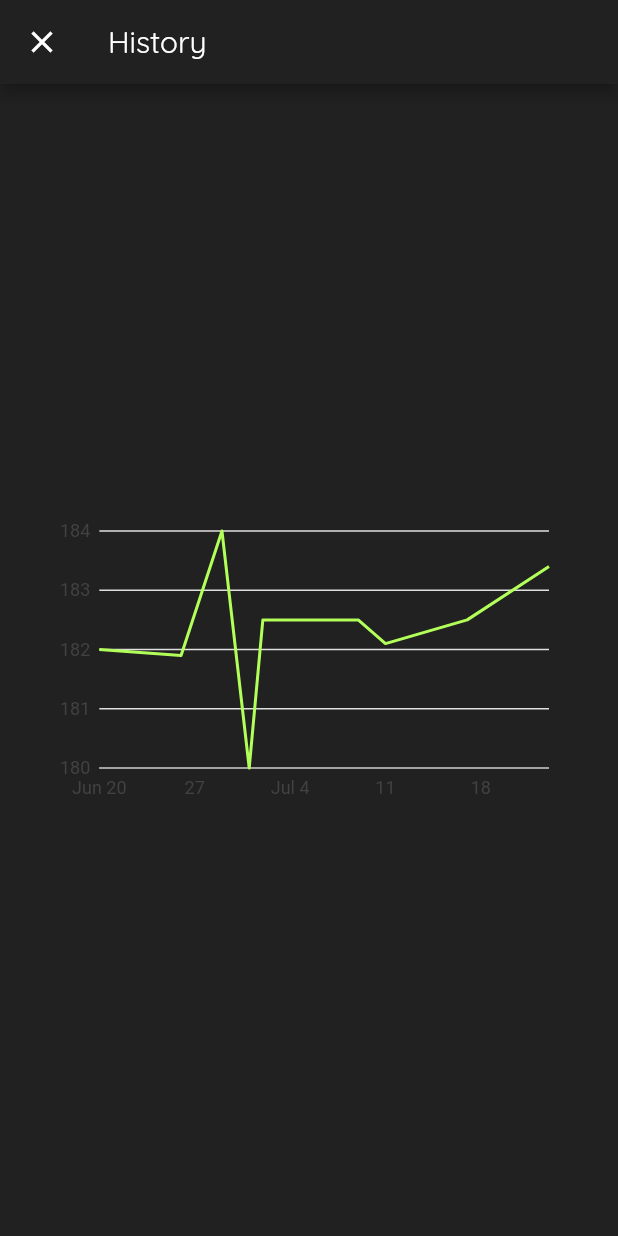
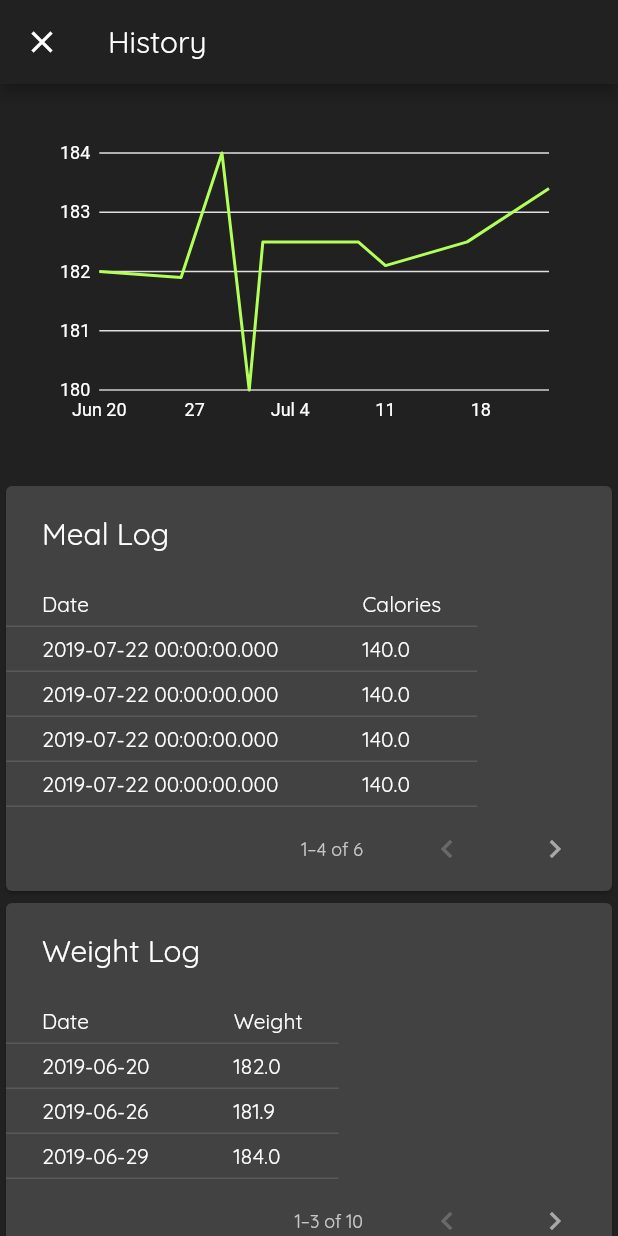
Before and after one commit to emptyopen/EZIF, a Flutter app: the screen it shows after launch, after a tap on the "schedule" icon, on a phone screen of 412 x 824 dp. Run offline on Flutter 3.47's test engine with Material 2 defaults, Android fonts, the phone set to English and light mode, and no system bars; our stand-ins replace charts_flutter, shared_preferences.

Commit message:
updating history to include editable logs

```diff
--- a/lib/history.dart
+++ b/lib/history.dart
@@ -1,5 +1,7 @@
 import 'package:flutter/material.dart';
 import 'package:charts_flutter/flutter.dart' as charts;
+import 'package:shared_preferences/shared_preferences.dart';
+import 'dart:convert';
 
 // TODO: hard select ranges, range selections (week, month, year)
 // TODO: actually populate weights and calories with real stored data
@@ -15,8 +17,27 @@ class HistoryPage extends StatefulWidget {
 }
 
 class HistoryPageState extends State<HistoryPage> {
+  var calories = {};
+  var weights = {};
+
+  @override
+  void initState() {
+    super.initState();
+    _loadAsyncData();
+  }
+
+  _loadAsyncData() async {
+    SharedPreferences prefs = await SharedPreferences.getInstance();
+    setState(() {
+      calories = json.decode(prefs.getString('calories')) ?? {};
+      weights = json.decode(prefs.getString('weights')) ?? {};
+    });
+  }
+
   @override
   Widget build(BuildContext context) {
+    //_loadAsyncData();
+    print(weights);
     var weightData = [
       Weight(DateTime(2019, 6, 20), 182),
       Weight(DateTime(2019, 6, 26), 181.9),
@@ -29,10 +50,19 @@ class HistoryPageState extends State<HistoryPage> {
       Weight(DateTime(2019, 7, 17), 182.5),
       Weight(DateTime(2019, 7, 23), 183.4),
     ];
-    var CaloriesData = [Calories(DateTime(2019, 7, 22), 140)];
+    var _weightsDataSource = WeightDataSource(weightData);
+    var caloriesData = [
+      Calorie(DateTime(2019, 7, 22), 140),
+      Calorie(DateTime(2019, 7, 22), 140),
+      Calorie(DateTime(2019, 7, 22), 140),
+      Calorie(DateTime(2019, 7, 22), 140),
+      Calorie(DateTime(2019, 7, 22), 140),
+      Calorie(DateTime(2019, 7, 22), 140),
+    ];
+    var _caloriesDataSource = CalorieDataSource(caloriesData);
     var series = [
       charts.Series<Weight, DateTime>(
-        id: 'Weights',
+        id: 'Weight',
         colorFn: (_, __) => charts.Color.fromHex(code: '#b2ff59'),
         domainFn: (Weight weightData, _) => weightData.date,
         measureFn: (Weight weightdata, _) => weightdata.weight,
@@ -46,10 +76,16 @@ class HistoryPageState extends State<HistoryPage> {
           tickProviderSpec: charts.DayTickProviderSpec(increments: [5]),
           tickFormatterSpec: charts.AutoDateTimeTickFormatterSpec(
               day: charts.TimeFormatterSpec(
-                  format: 'd', transitionFormat: 'MMM dd'))),
+                  format: 'd', transitionFormat: 'MMM dd')),
+          renderSpec: new charts.SmallTickRendererSpec(
+              labelStyle:
+                  charts.TextStyleSpec(color: charts.MaterialPalette.white))),
       primaryMeasureAxis: charts.NumericAxisSpec(
           tickProviderSpec: charts.BasicNumericTickProviderSpec(
-              zeroBound: false, desiredMinTickCount: 6)),
+              zeroBound: false, desiredMinTickCount: 6),
+          renderSpec: new charts.GridlineRendererSpec(
+              labelStyle:
+                  charts.TextStyleSpec(color: charts.MaterialPalette.white))),
     );
     var chartWidget = Padding(
       padding: EdgeInsets.all(32.0),
@@ -64,21 +100,115 @@ class HistoryPageState extends State<HistoryPage> {
           title: Text("History"),
         ),
         body: Container(
-          child: Center(child: chartWidget),
+          child: Column(
+            children: <Widget>[
+              Center(child: chartWidget),
+              PaginatedDataTable(
+                  header: Text('Meal Log'),
+                  dataRowHeight: 30,
+                  headingRowHeight: 30,
+                  rowsPerPage: 4,
+                  columns: <DataColumn>[
+                    DataColumn(
+                        label: Text('Date'),),
+                    DataColumn(label: Text('Calories'))
+                  ],
+                  source: _caloriesDataSource,
+              ),
+              PaginatedDataTable(
+                  header: Text('Weight Log'),
+                  dataRowHeight: 30,
+                  headingRowHeight: 30,
+                  rowsPerPage: 3,
+                  columns: <DataColumn>[
+                    DataColumn(
+                        label: Text('Date'),),
+                    DataColumn(label: Text('Weight'))
+                  ],
+                  source: _weightsDataSource,
+              ),
+            ],
+          ),
         ));
   }
+}
+
+class WeightDataSource extends DataTableSource {
+  final List<Weight> _weights;
+  WeightDataSource(this._weights);
+  int _selectedCount = 0;
+
+  @override
+  DataRow getRow(int index) {
+    assert(index >= 0);
+    if (index >= _weights.length) return null;
+    final Weight weight = _weights[index];
+    return DataRow.byIndex(
+        index: index,
+        selected: weight.selected,
+        onSelectChanged: null,
+        cells: <DataCell>[
+          DataCell(Text('${weight.date.year.toString().padLeft(2, '0')}-${weight.date.month.toString().padLeft(2, '0')}-${weight.date.day.toString().padLeft(2, '0')}'),
+          onTap: () => print(weight.date)),
+          DataCell(Text('${weight.weight}'),
+          onTap: () => print(weight.weight)),
+        ]);
+  }
+
+  @override
+  int get rowCount => _weights.length;
+
+  @override
+  bool get isRowCountApproximate => false;
+
+  @override
+  int get selectedRowCount => _selectedCount;
+}
+
+class CalorieDataSource extends DataTableSource {
+  final List<Calorie> _calories;
+  CalorieDataSource(this._calories);
+  int _selectedCount = 0;
+
+  @override
+  DataRow getRow(int index) {
+    assert(index >= 0);
+    if (index >= _calories.length) return null;
+    final Calorie calorie = _calories[index];
+    return DataRow.byIndex(
+        index: index,
+        selected: calorie.selected,
+        onSelectChanged: null,
+        cells: <DataCell>[
+          DataCell(Text('${calorie.date}'),
+              onTap: () => print(calorie.date)),
+          DataCell(Text('${calorie.calorie}'),
+              onTap: () => print(calorie.calorie)),
+        ]);
+  }
+
+  @override
+  int get rowCount => _calories.length;
+
+  @override
+  bool get isRowCountApproximate => false;
+
+  @override
+  int get selectedRowCount => _selectedCount;
 }
 
 class Weight {
   final DateTime date;
   final double weight;
+  bool selected = false;
 
   Weight(this.date, this.weight);
 }
 
-class Calories {
+class Calorie {
   final DateTime date;
-  final double calories;
+  final double calorie;
+  bool selected = false;
 
-  Calories(this.date, this.calories);
+  Calorie(this.date, this.calorie);
 }
--- a/lib/main.dart
+++ b/lib/main.dart
@@ -1,6 +1,7 @@
 import 'package:flutter/material.dart';
 import 'package:shared_preferences/shared_preferences.dart';
 import 'package:flutter/scheduler.dart';
+import 'dart:convert';
 
 import './status.dart';
 import './calorie.dart';
@@ -35,33 +36,51 @@ class MyAppState extends State<MyApp> with NonStopTickerProviderMixin {
   var maxDailyCalories = 2000;
   Color color = Colors.greenAccent;
   var calories = {};
-  var weight = {};
+  var weights = {};
   var calorieSum = 0;
   bool isLoading = false;
-  int eatingSeconds = 10;
-  int fastingSeconds = 20;
+  int eatingSeconds = 7;
+  int fastingSeconds = 10;
 
-  _save(key, val) async {
+  // TODO: only save and load what is needed?
+  _saveAsyncData() async {
     final prefs = await SharedPreferences.getInstance();
-    prefs.setInt(key, val);
-    print('saved $key: $val');
+    prefs.setInt('maxDailyCalories', maxDailyCalories);
+    prefs.setString('mode', mode);
+    prefs.setString('color', color.toString());
+    //prefs.setString('eatEndTime', value);
+    //prefs.setString('fastEndTime', value);
+    print('storing ${json.encode(calories)}');
+    prefs.setString('calories', json.encode(calories));
+    prefs.setInt('calorieSum', calorieSum);
+    prefs.setString('weights', json.encode(weights));
   }
 
-  loadAsyncData() async {
+  _loadAsyncData() async {
     SharedPreferences prefs = await SharedPreferences.getInstance();
     setState(() {
-      maxDailyCalories = (prefs.getInt('maxCalories') ?? 2000);
-      mode = (prefs.getString('mode') ?? 'READY');
-      eatEndTime = (prefs.getString('eatEndTime') ?? DateTime.now().toString());
-      fastEndTime = (prefs.getString('fastEndTime') ?? DateTime.now().toString());
+      maxDailyCalories = prefs.getInt('maxDailyCalories') ?? 2000;
+      //mode = prefs.getString('mode') ?? 'READY';
+      //color = _convertStringToColor(prefs.getString('color')) ?? Colors.greenAccent;
+      eatEndTime = prefs.getString('eatEndTime') ?? DateTime.now().toString();
+      fastEndTime = prefs.getString('fastEndTime') ?? DateTime.now().toString();
+      calories = json.decode(prefs.getString('calories')) ?? {};
+      calorieSum = prefs.getInt('calorieSum') ?? 0;
+      weights = json.decode(prefs.getString('weights'))?? {};
     });
+  }
+
+  _convertStringToColor(colorString) {
+    String valueString = colorString.split('(0x')[1].split(')')[0];
+    int value = int.parse(valueString, radix: 16);
+    return Color(value);
   }
 
   @override
   void initState() {
     super.initState();
 
-    loadAsyncData();
+    _loadAsyncData();
 
     controller = AnimationController(
       vsync: this,
@@ -69,14 +88,16 @@ class MyAppState extends State<MyApp> with NonStopTickerProviderMixin {
     )..addStatusListener((AnimationStatus status) {
       if (status == AnimationStatus.dismissed) {
         if (mode == 'EATING') {
-          print('will transition to fasting');
-          controller.duration = Duration(seconds: fastingSeconds);
-          controller.reverse(
-              from: controller.value == 0.0 ? 1.0 : controller.value);
           setState(() {
             mode = 'FASTING';
             color = Colors.lightBlue;
           });
+          var fastEndTime2 = DateTime.now().add(Duration(hours: 16));
+          // TODO: make this based on stored fastEndTime
+          controller.duration = Duration(seconds: fastingSeconds);
+          controller.reverse(
+              from: controller.value == 0.0 ? 1.0 : controller.value);
+          print('transitioning to fasting: fastEndTime $fastEndTime2');
         } else if (mode == 'FASTING') {
           print('will transition to ready');
           controller.duration = Duration(seconds: eatingSeconds);
@@ -85,6 +106,7 @@ class MyAppState extends State<MyApp> with NonStopTickerProviderMixin {
             color = Colors.greenAccent;
           });
         }
+        _saveAsyncData();
       }
     });
   }
@@ -103,9 +125,10 @@ class MyAppState extends State<MyApp> with NonStopTickerProviderMixin {
         ));
 
     if (inputCalories != null) {
-      calories[DateTime.now()] = inputCalories;
       var today = DateTime.now();
       String dateSlug = '${today.year.toString()}-${today.month.toString().padLeft(2,'0')}-${today.day.toString().padLeft(2,'0')}';
+      calories[DateTime.now().toString()] = inputCalories;
+      // store calories and sum
       calorieSum = calories.entries.where((e) =>
           e.key.toString()
               .startsWith(dateSlug))
@@ -120,7 +143,7 @@ class MyAppState extends State<MyApp> with NonStopTickerProviderMixin {
           mode = 'EATING';
           color = Colors.pinkAccent;
         });
-        print('mode is now: $mode');
+        _saveAsyncData();
       }
     }
   }
@@ -136,9 +159,23 @@ class MyAppState extends State<MyApp> with NonStopTickerProviderMixin {
           fullscreenDialog: true,
         ));
     if (inputWeight != null) {
-      weight[DateTime.now()] = inputWeight;
-      print('received weight: $inputWeight, weights: $weight');
+      weights[DateTime.now().toString()] = inputWeight;
+      print('received weight: $inputWeight, weights: $weights');
     }
+    _saveAsyncData();
+    _loadAsyncData();
+  }
+
+  _getHistory(BuildContext context) async {
+    await Navigator.push(
+        context,
+        MaterialPageRoute(
+          builder: (context) =>
+              HistoryPage(),
+          fullscreenDialog: true,
+        ));
+    _saveAsyncData();
+    _loadAsyncData();
   }
 
   _getSettings(BuildContext context) async {
@@ -149,7 +186,8 @@ class MyAppState extends State<MyApp> with NonStopTickerProviderMixin {
               SettingsPage(color: color),
           fullscreenDialog: true,
         ));
-    loadAsyncData();
+    _saveAsyncData();
+    _loadAsyncData();
   }
 
   @override
@@ -167,13 +205,7 @@ class MyAppState extends State<MyApp> with NonStopTickerProviderMixin {
             color: color,
             size: 30,),
             onPressed: () {
-              Navigator.push(
-                  context,
-                  MaterialPageRoute(
-                    builder: (context) =>
-                        HistoryPage(),
-                    fullscreenDialog: true,
-                  ));
+              _getHistory(context);
             },
           ),
           IconButton(
```
Also changed, not shown: lib/settings.dart (+9 -9 lines).
